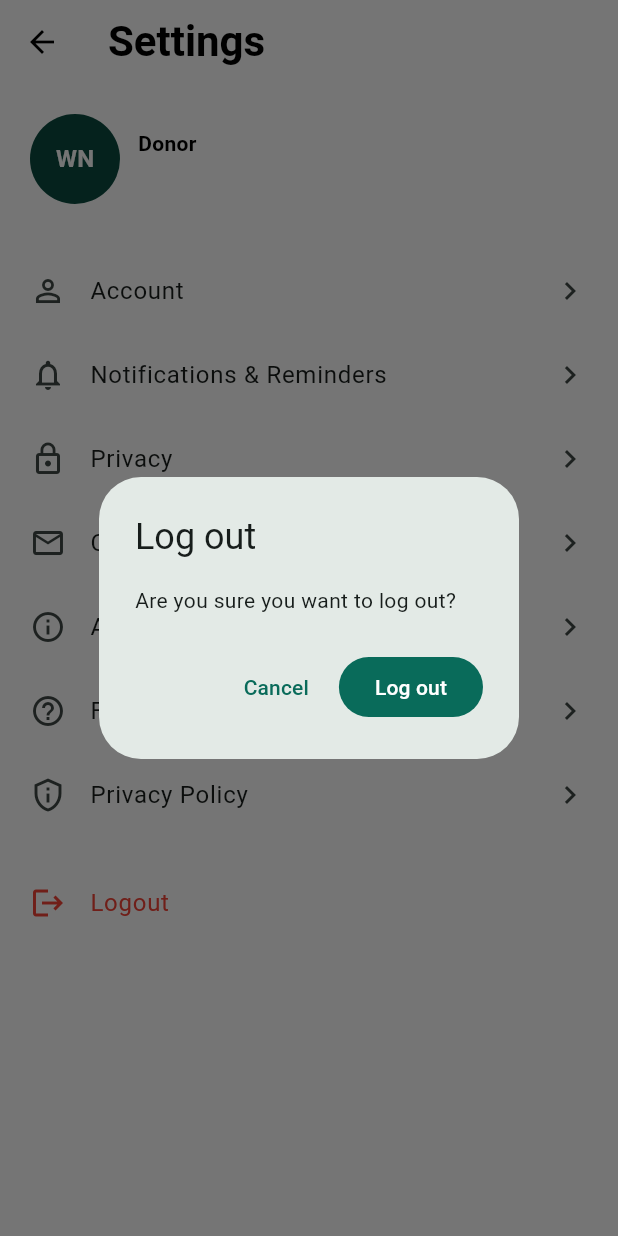
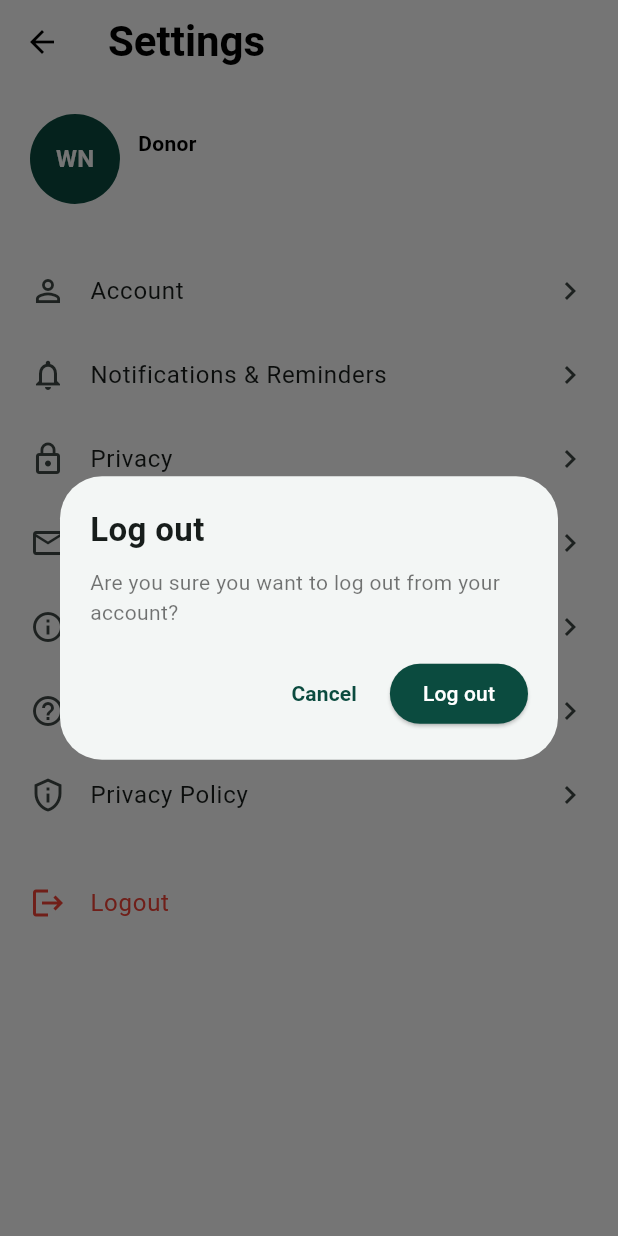
Before and after one commit to bajwahaeysha-jpg/WasteNot, a Flutter app: the DonorSettingsScreen screen opened directly, after a tap on "Logout", on a phone screen of 412 x 824 dp. Run offline on Flutter 3.47's test engine with Material 3 defaults, Android fonts, the phone set to English and light mode, and no system bars; our stand-ins replace cloud_firestore, cloud_functions, file_picker, firebase_auth, firebase_core, firebase_messaging and 8 more; missing offline and left inert: flutter_polyline_points; accounts and stored records are empty.

Commit message:
some fixes

```diff
--- a/lib/features/donor/presentation/settings/screens/donor_settings_screen.dart
+++ b/lib/features/donor/presentation/settings/screens/donor_settings_screen.dart
@@ -96,31 +96,91 @@ class DonorSettingsScreen extends StatelessWidget {
   Future<void> _confirmLogout(BuildContext context) async {
   final confirmed = await showDialog<bool>(
     context: context,
-          builder: (dialogContext) => AlertDialog(
-            title: const Text('Log out'),
-            content: const Text('Are you sure you want to log out?'),
-            actions: [
+    barrierDismissible: false,
+    builder: (dialogContext) {
+      return Dialog(
+        backgroundColor: Colors.transparent,
+        child: Container(
+          padding: const EdgeInsets.all(20),
+          decoration: BoxDecoration(
+            color: const Color(0xFFF3F6F5),
+            borderRadius: BorderRadius.circular(28),
+          ),
+          child: Column(
+            mainAxisSize: MainAxisSize.min,
+            crossAxisAlignment: CrossAxisAlignment.start,
+            children: [
+              /// TITLE
+              const Text(
+                "Log out",
+                style: TextStyle(
+                  fontSize: 22,
+                  fontWeight: FontWeight.w700,
+                ),
+              ),
+
+              const SizedBox(height: 10),
+
+              /// DESCRIPTION
+              const Text(
+                "Are you sure you want to log out from your account?",
+                style: TextStyle(
+                  fontSize: 14,
+                  color: Colors.black54,
+                ),
+              ),
+
+              const SizedBox(height: 20),
+
+              /// BUTTONS
+              Row(
+                mainAxisAlignment: MainAxisAlignment.end,
+                children: [
+                  /// CANCEL
                   TextButton(
                     onPressed: () => Navigator.pop(dialogContext, false),
-                child: const Text('Cancel'),
+                    child: const Text(
+                      "Cancel",
+                      style: TextStyle(
+                        color: Color(0xFF0B4B3F),
+                        fontWeight: FontWeight.w600,
                       ),
-              FilledButton(
-                onPressed: () => Navigator.pop(dialogContext, true),
-                child: const Text('Log out'),
+                    ),
+                  ),
+
+                  const SizedBox(width: 10),
+
+                  /// LOGOUT BUTTON
+                  ElevatedButton(
+                    style: ElevatedButton.styleFrom(
+                      backgroundColor: const Color(0xFF0B4B3F),
+                      padding: const EdgeInsets.symmetric(
+                          horizontal: 22, vertical: 10),
+                      shape: RoundedRectangleBorder(
+                        borderRadius: BorderRadius.circular(20),
+                      ),
+                    ),
+                    onPressed: () =>
+                        Navigator.pop(dialogContext, true),
+                    child: const Text(
+                      "Log out",
+                      style: TextStyle(color: Colors.white),
+                    ),
                   ),
                 ],
               ),
-        ) ??
-        false;
+            ],
+          ),
+        ),
+      );
+    },
+  ) ?? false;
 
-    if (!confirmed || !context.mounted) {
-      return;
-    }
+  if (!confirmed || !context.mounted) return;
 
   await AuthService().logout();
-    if (!context.mounted) {
-      return;
-    }
+
+  if (!context.mounted) return;
 
   AppNavigationHandler.goToWelcome(context);
 }
--- a/pubspec.yaml
+++ b/pubspec.yaml
@@ -59,6 +59,7 @@ dependencies:
   geolocator: ^14.0.2
   geocoding: ^4.0.0
   flutter_polyline_points: ^2.0.0
+  file_picker: ^8.0.0
 
 dev_dependencies:
   flutter_test:
```
Also changed, not shown: lib/features/admin/donors/suspend_donor_screen.dart (+20 -8 lines), lib/features/donor/presentation/auth/screens/donor_logout_screen.dart (deleted, +0 -77 lines), lib/features/donor/presentation/donate/screens/add_donation_screen.dart (+18 -10 lines), lib/features/donor/presentation/donor_navigation_screen.dart (+1 -20 lines), lib/features/donor/presentation/home/screens/accepted_donations_screen.dart (+17 -19 lines), lib/features/donor/presentation/home/screens/your_donations_screen.dart (+11 -1 lines), lib/features/donor/presentation/notifications/screens/notification_screen.dart (+50 -21 lines), lib/features/ngo/presentation/screens/home/notification/notifications_screen.dart (+0 -14 lines), pubspec.lock, 1 other file. Lines whose indentation alone changed are shown as unchanged.
